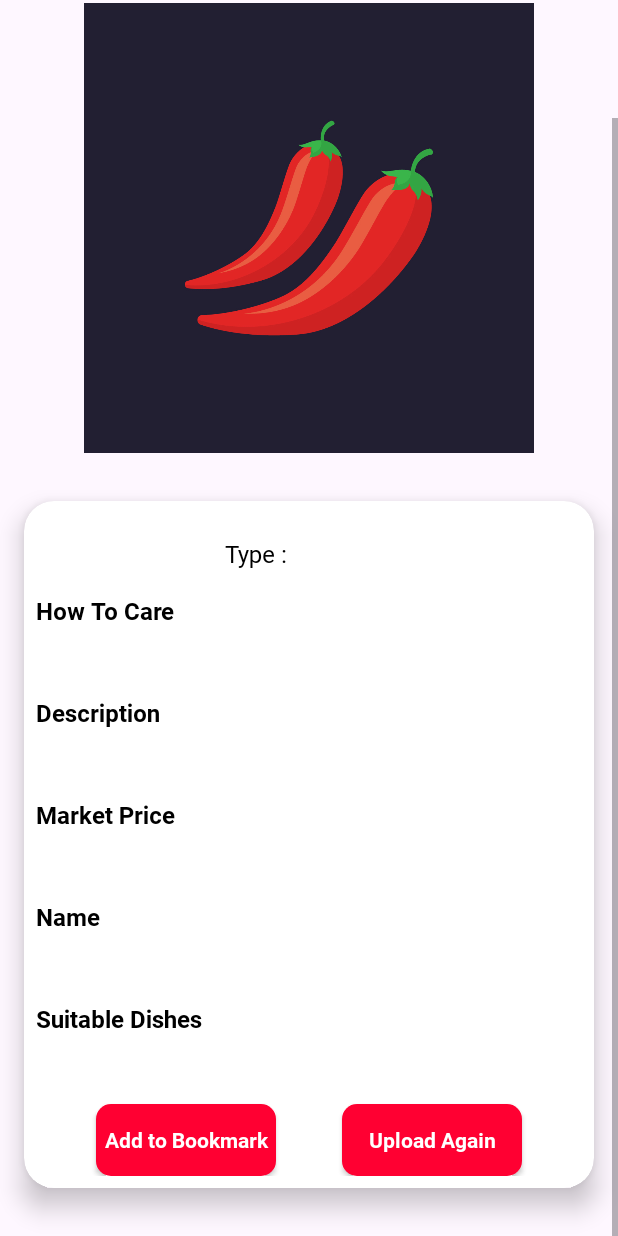
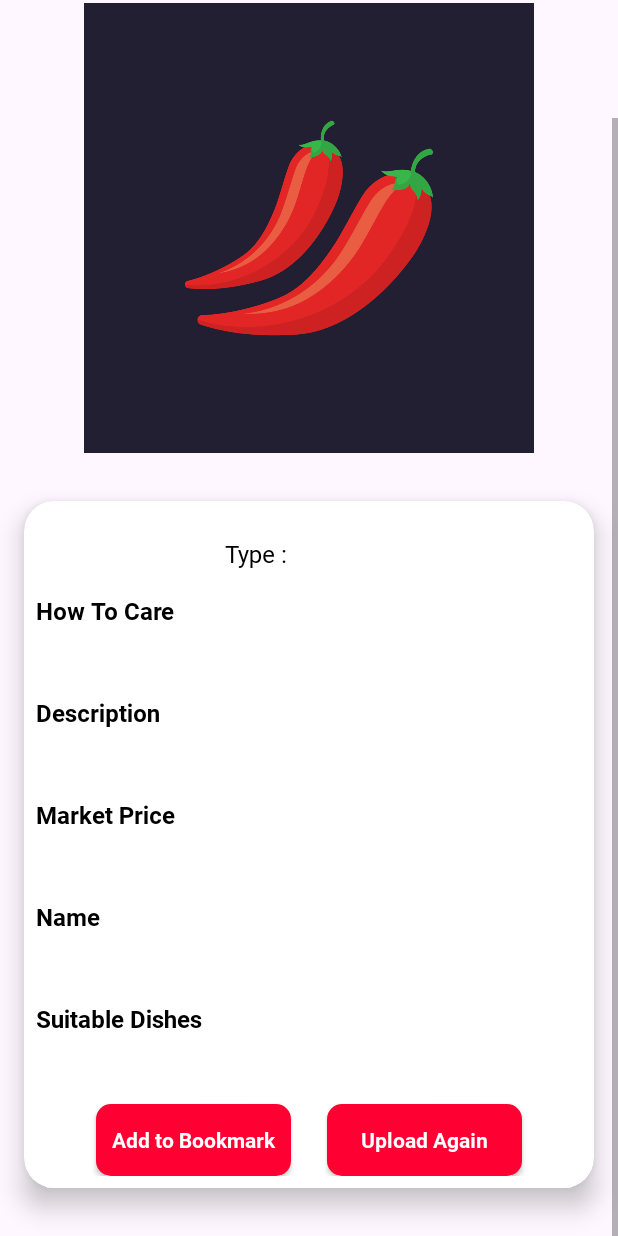
Before and after one commit to iamryanrmdn/ChiliChecker, an Android app: the DetailActivity screen opened directly, with no data from a screen before it, scrolled down 86 dp, on a phone screen of 412 x 824 dp. Run offline under Robolectric (Android 15) with nearby library versions, the light colour scheme and no system bars; pictures from the network do not load.

Commit message:
Implement Predict Chili, Bookmark & Update Layout (2)

```diff
--- a/app/src/main/res/layout/activity_detail.xml
+++ b/app/src/main/res/layout/activity_detail.xml
@@ -225,7 +225,7 @@
 
                 <androidx.appcompat.widget.AppCompatButton
                     android:id="@+id/btn_add_to_bookmark"
-                    android:layout_width="120dp"
+                    android:layout_width="130dp"
                     android:layout_height="wrap_content"
                     android:layout_marginStart="40dp"
                     android:layout_marginTop="16dp"
@@ -240,7 +240,7 @@
 
                 <androidx.appcompat.widget.AppCompatButton
                     android:id="@+id/btn_upload_again"
-                    android:layout_width="120dp"
+                    android:layout_width="130dp"
                     android:layout_height="wrap_content"
                     android:layout_marginEnd="40dp"
                     android:layout_marginTop="16dp"
```
